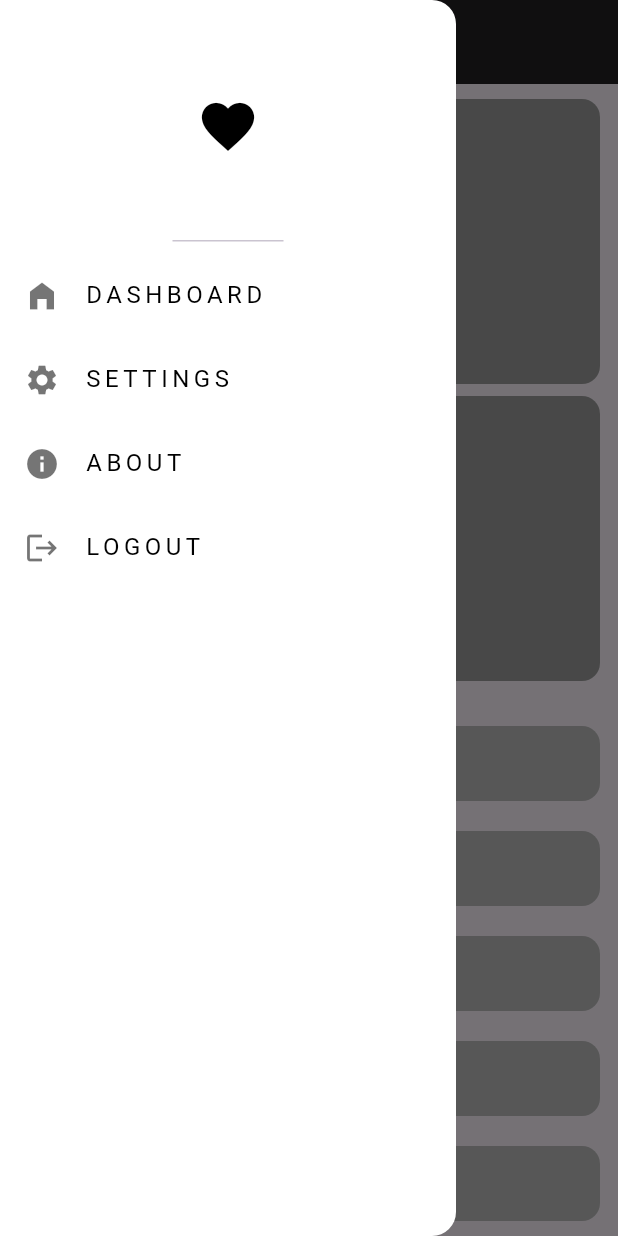
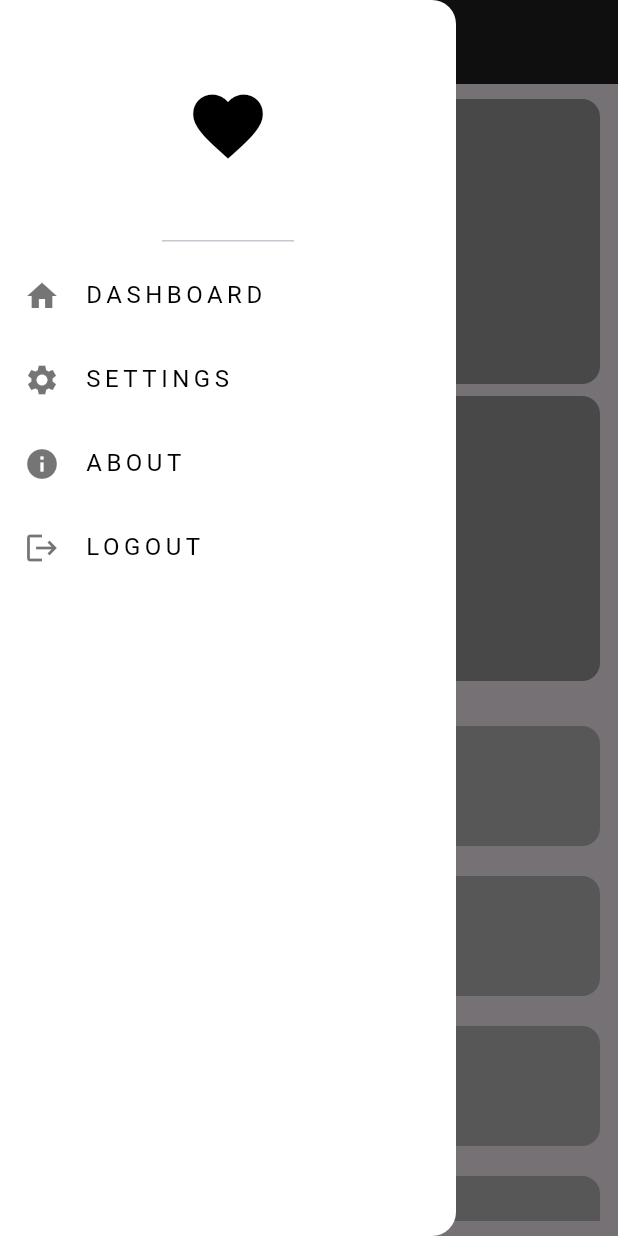
Before and after one commit to Ali-Ahmad-0/responsive_UI_practice, a Flutter app: the screen it shows after launch, with the side drawer open, on a phone screen of 412 x 824 dp. Run offline on Flutter 3.47's test engine with Material 3 defaults, Android fonts, the phone set to English and light mode, and no system bars.

Commit message:
Refactor HomeScreen layout and improve drawer UI; adjust flex and item sizes in layouts.

```diff
--- a/lib/home_screen.dart
+++ b/lib/home_screen.dart
@@ -1,19 +1,20 @@
 import 'package:flutter/material.dart';
 import 'package:responsive_test/layouts/mobile_layout.dart';
+import 'package:responsive_test/widgets/adabtive.dart';
 import 'package:responsive_test/widgets/custom_drawer.dart';
 import 'package:responsive_test/layouts/desktop_layout.dart';
 import 'package:responsive_test/layouts/tablet_layout.dart';
 
-// ignore: must_be_immutable
 class HomeScreen extends StatelessWidget {
   HomeScreen({super.key});
-  GlobalKey<ScaffoldState> scafoldKey = GlobalKey<ScaffoldState>();
+  final GlobalKey<ScaffoldState> scafoldKey = GlobalKey<ScaffoldState>();
   @override
   Widget build(BuildContext context) {
     return Scaffold(
       key: scafoldKey,
       drawer: CustomDrawer(),
-      appBar: AppBar(
+      appBar: MediaQuery.of(context).size.width <= 900
+          ? AppBar(
               backgroundColor: Colors.black87,
               leading: IconButton(
                 onPressed: () {
@@ -22,19 +23,14 @@ class HomeScreen extends StatelessWidget {
                 icon: Icon(Icons.menu, size: 32),
                 color: Colors.white,
               ),
-      ),
+            )
+          : null,
       body: Padding(
         padding: const EdgeInsets.symmetric(horizontal: 12, vertical: 10),
-        child: LayoutBuilder(
-          builder: (context, Constraints) {
-            if (Constraints.maxWidth < 600) {
-              return MobileLayout();
-            } else if (Constraints.maxWidth < 900) {
-              return TabletLayout();
-            } else {
-              return DesktopLayout();
-            }
-          },
+        child: Adabtive(
+          mobileLayout: (context) => MobileLayout(),
+          tableLayout: (context) => TabletLayout(),
+          desktopLayout: (context) => DesktopLayout(),
         ),
       ),
     );
--- a/lib/layouts/tablet_layout.dart
+++ b/lib/layouts/tablet_layout.dart
@@ -10,13 +10,9 @@ class TabletLayout extends StatelessWidget {
     return CustomScrollView(
       slivers: [
         SliverToBoxAdapter(
-          child: LayoutBuilder(
-            builder: (context, constraints) {
-              return CustomSliverGrid(crossAxisCount: 4);
-            },
-          ),
+          child: CustomSliverGrid(crossAxisCount: 4),
         ),
-        SliverToBoxAdapter(child: SizedBox(height: 20)),
+        SliverToBoxAdapter(child: SizedBox(height: 10)),
         CustomSliverList(),
       ],
     );
--- /dev/null
+++ b/lib/widgets/adabtive.dart
@@ -0,0 +1,25 @@
+import 'package:flutter/material.dart';
+
+class Adabtive extends StatelessWidget {
+  const Adabtive({super.key, required this.mobileLayout, required this.tableLayout, required this.desktopLayout});
+final WidgetBuilder mobileLayout , tableLayout , desktopLayout;
+  @override
+  Widget build(BuildContext context) {
+    return Builder(
+      builder: (context) {
+        return LayoutBuilder(
+              builder: (context, constraints) {
+                if (constraints.maxWidth  < 600) {
+                  return mobileLayout(context);
+                } else if (constraints.maxWidth + 24 < 900) {
+                  return tableLayout(context);
+                } else {
+                  return desktopLayout(context
+                  );
+                }
+              },
+            );
+      }
+    );
+  }
+}
--- a/lib/widgets/custom_desktop_section.dart
+++ b/lib/widgets/custom_desktop_section.dart
@@ -8,7 +8,7 @@ class CustomDesktopSection extends StatelessWidget {
     return Column(
       children: [
         Expanded(
-          flex: 4,
+          flex: 3,
           child: Container(
             decoration: BoxDecoration(
               color: Colors.grey,
--- a/lib/widgets/custom_drawer.dart
+++ b/lib/widgets/custom_drawer.dart
@@ -5,7 +5,7 @@ import 'package:responsive_test/widgets/drawer_item.dart';
 class CustomDrawer extends StatelessWidget {
   const CustomDrawer({super.key});
   static const List<DrawerModel> items = [
-    DrawerModel(icon: Icons.home_filled, title: 'DASHBOARD'),
+    DrawerModel(icon: Icons.home, title: 'DASHBOARD'),
     DrawerModel(icon: Icons.settings, title: 'SETTINGS'),
     DrawerModel(icon: Icons.info, title: 'ABOUT'),
     DrawerModel(icon: Icons.logout, title: 'LOGOUT'),
@@ -17,7 +17,7 @@ class CustomDrawer extends StatelessWidget {
       child: Column(
         children: [
           const DrawerHeader(
-            child: Icon(Icons.favorite, color: Colors.black, size: 42),
+            child: Icon(Icons.favorite, color: Colors.black, size: 56),
           ),
           ListView.builder(
             itemCount: items.length,
--- a/lib/widgets/custom_item.dart
+++ b/lib/widgets/custom_item.dart
@@ -1,19 +1,19 @@
-
 import 'package:flutter/material.dart';
 
 class CustomItem extends StatelessWidget {
-  const CustomItem({
-    super.key,
-  });
+  const CustomItem({super.key});
 
   @override
   Widget build(BuildContext context) {
     return Padding(
       padding: const EdgeInsets.symmetric(vertical: 10),
       child: Container(
-        height: 50,
+        height: 80,
         width: double.infinity,
-        decoration: BoxDecoration(color: Colors.grey.shade400 , borderRadius: BorderRadius.circular(12)),
+        decoration: BoxDecoration(
+          color: Colors.grey.shade400,
+          borderRadius: BorderRadius.circular(12),
+        ),
       ),
     );
   }
--- a/lib/widgets/drawer_item.dart
+++ b/lib/widgets/drawer_item.dart
@@ -8,9 +8,13 @@ class DrawerItem extends StatelessWidget {
   Widget build(BuildContext context) {
     return ListTile(
       leading: Icon(drawer.icon, color: Colors.black54),
-      title: Text(
-        drawer.title,
-        style: TextStyle(color: Colors.black, letterSpacing: 3),
+      title: FittedBox(
+        alignment: Alignment.centerLeft,
+        fit: BoxFit.scaleDown,
+        child: Text(
+          drawer.title,
+          style: TextStyle(color: Colors.black, letterSpacing: 3),
+        ),
       ),
     );
   }
```
Lines whose indentation alone changed are shown as unchanged.
